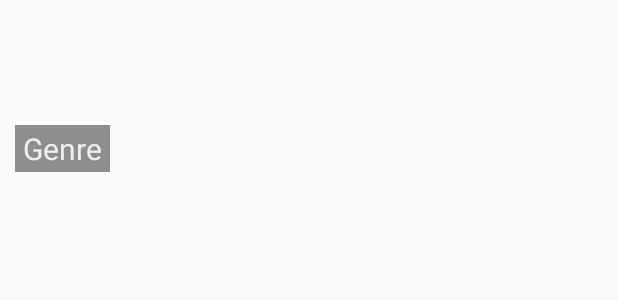
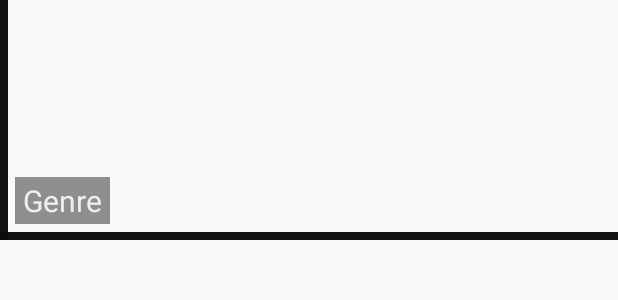
Before and after one commit to thinhbach31/do-an, an Android app: the layout item_genre.xml on its own in the app's theme, with its tools: preview values and no code run, on a phone screen of 412 x 824 dp. Shown: the top 300 px of the screen. Run offline under Robolectric (Android 15) with nearby library versions, the phone set to English and light mode, and no system bars.

Commit message:
add genre item to fragment genre

```diff
--- a/app/src/main/java/com/example/thinhbachvan/soundcloud/screen/genre/GenreAdapter.java
+++ b/app/src/main/java/com/example/thinhbachvan/soundcloud/screen/genre/GenreAdapter.java
@@ -25,6 +25,10 @@ public class GenreAdapter extends RecyclerView.Adapter<GenreAdapter.ViewHolder>
     public GenreAdapter(List<Genre> genres, Context context) {
         mGenres = genres;
         mContext = context;
+    }
+
+    public Context getContext() {
+        return mContext;
     }
 
     @NonNull
@@ -60,7 +64,7 @@ public class GenreAdapter extends RecyclerView.Adapter<GenreAdapter.ViewHolder>
         }
 
         public void bindView(final Genre genre, final onGenreSelectListener listener){
-            mTextGenre.setText(genre.getTitleResource());
+            mTextGenre.setText(genre.getApiName());
             Glide.with(mImageGenre).load(genre.getImageResource()).into(mImageGenre);
             mImageGenre.setOnClickListener(new View.OnClickListener() {
                 @Override
--- a/app/src/main/res/layout-v26/item_genre.xml
+++ b/app/src/main/res/layout-v26/item_genre.xml
@@ -25,5 +25,4 @@
         android:textSize="20sp"
         app:layout_constraintBottom_toBottomOf="parent"
         app:layout_constraintStart_toStartOf="parent" />
-
 </android.support.constraint.ConstraintLayout>
--- a/app/src/main/res/layout/fragment_genre.xml
+++ b/app/src/main/res/layout/fragment_genre.xml
@@ -1,6 +1,7 @@
 <?xml version="1.0" encoding="utf-8"?>
 <android.support.constraint.ConstraintLayout xmlns:android="http://schemas.android.com/apk/res/android"
     xmlns:tools="http://schemas.android.com/tools"
+    android:id="@+id/fragment_genre"
     android:layout_width="match_parent"
     android:layout_height="match_parent"
     xmlns:app="http://schemas.android.com/apk/res-auto">
--- a/app/src/main/res/layout/item_genre.xml
+++ b/app/src/main/res/layout/item_genre.xml
@@ -1,15 +1,35 @@
 <?xml version="1.0" encoding="utf-8"?>
 <android.support.constraint.ConstraintLayout xmlns:android="http://schemas.android.com/apk/res/android"
     xmlns:app="http://schemas.android.com/apk/res-auto"
+    xmlns:tools="http://schemas.android.com/tools"
     android:layout_width="match_parent"
-    android:layout_height="wrap_content">
+    android:layout_height="wrap_content"
+    tools:ignore="MissingDefaultResource">
 
     <ImageView
         android:id="@+id/image_genre"
         android:layout_width="match_parent"
-        android:layout_height="@dimen/dp_120"
+        android:layout_height="160dp"
+        android:scaleType="fitXY"
         app:layout_constraintStart_toStartOf="parent"
         app:layout_constraintTop_toTopOf="parent" />
+
+    <View
+        android:id="@+id/view_genreHorizontor"
+        android:layout_width="match_parent"
+        android:layout_height="@dimen/dp_5"
+        android:background="@color/color_black2"
+        app:layout_constraintBottom_toBottomOf="parent"
+        app:layout_constraintStart_toStartOf="parent"/>
+
+    <View
+        android:id="@+id/view_genreVertival"
+        android:layout_width="@dimen/dp_5"
+        android:layout_height="0dp"
+        android:background="@color/color_black2"
+        app:layout_constraintStart_toStartOf="parent"
+        app:layout_constraintTop_toTopOf="parent"
+        app:layout_constraintBottom_toBottomOf="parent"/>
 
     <TextView
         android:id="@+id/text_genreName"
@@ -23,7 +43,6 @@
         android:text="@string/title_genre"
         android:textColor="@color/color_White"
         android:textSize="20sp"
-        app:layout_constraintBottom_toBottomOf="parent"
-        app:layout_constraintStart_toStartOf="parent" />
-
+        app:layout_constraintStart_toStartOf="parent"
+        app:layout_constraintBottom_toTopOf="@id/view_genreHorizontor"/>
 </android.support.constraint.ConstraintLayout>
--- a/app/src/main/res/values/strings.xml
+++ b/app/src/main/res/values/strings.xml
@@ -4,4 +4,9 @@
     <string name="title_Artist">Artist</string>
     <string name="title_nowPlaying">Now playing</string>
     <string name="title_genre">Genre</string>
+    <string name="title_all_audio">All Audio</string>
+    <string name="title_alternative">Alternative Rock</string>
+    <string name="title_country">Country</string>
+    <string name="title_ambient">Ambient</string>
+    <string name="title_classic">Classic</string>
 </resources>
--- a/app/src/main/res/values/styles.xml
+++ b/app/src/main/res/values/styles.xml
@@ -8,4 +8,8 @@
         <item name="colorAccent">@color/colorAccent</item>
     </style>
 
+    <style name="ProgressBarStyle">
+        <item name="colorAccent">@color/color_tealAcent</item>
+    </style>
+
 </resources>
```
Also changed, not shown: app/src/main/java/com/example/thinhbachvan/soundcloud/data/repository/GenreRepository.java (added, +26 -0 lines), app/src/main/java/com/example/thinhbachvan/soundcloud/data/source/local/GenreLocalDataSource.java (+19 -4 lines), app/src/main/java/com/example/thinhbachvan/soundcloud/screen/genre/GenreFragment.java (+58 -1 lines), app/src/main/java/com/example/thinhbachvan/soundcloud/screen/genre/GenrePresenter.java (+11 -1 lines), app/src/main/java/com/example/thinhbachvan/soundcloud/screen/genre/genre_detail/GenreDetailFragment.java (added, +33 -0 lines), app/src/main/res/layout/fragment_genre_detail.xml (added, +34 -0 lines).
